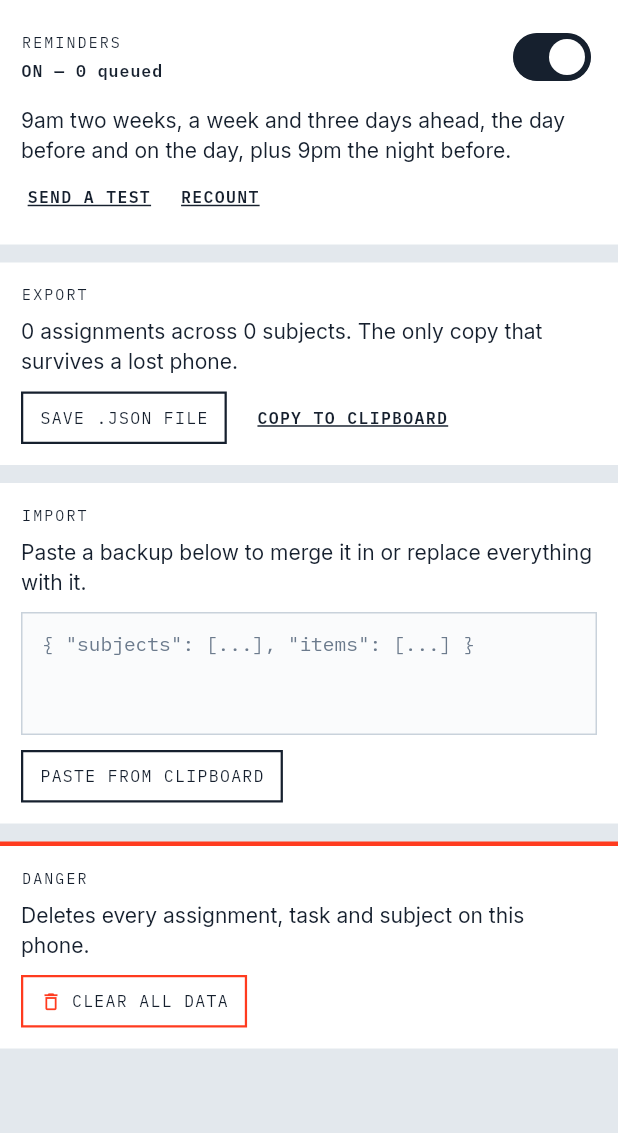
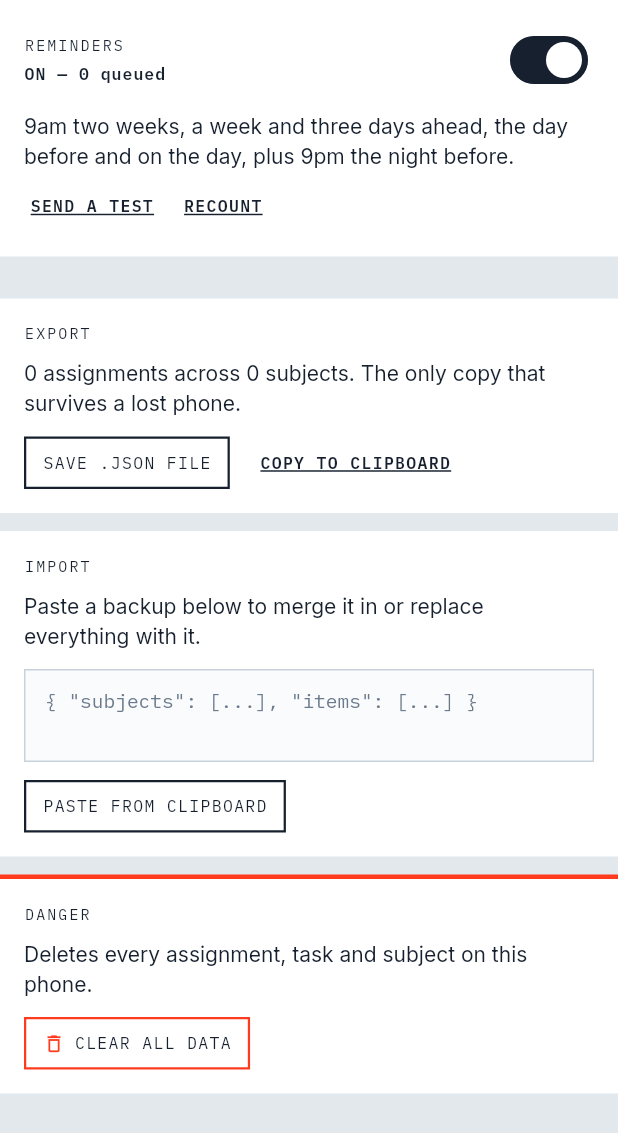
Before and after one commit to aaqilmodak29/Whats-Due-, a Flutter app: the BackupSections widget shown alone on an empty page, opened directly with empty values, on a phone screen of 412 x 824 dp. Shown: the top 1133 px of the screen. Run offline on Flutter 3.47's test engine with Material 3 defaults, Android fonts, the phone set to English and light mode, and no system bars; our stand-ins replace flutter_local_notifications, flutter_timezone, open_filex, package_info_plus, shared_preferences, timezone; missing offline and left inert: file_saver, home_widget; accounts and stored records are empty; network calls fail.

Commit message:
Settings: unmistakable switch states, one card rhythm, groups that scroll to clean breaks

```diff
--- a/app/lib/ui/backup_page.dart
+++ b/app/lib/ui/backup_page.dart
@@ -79,7 +79,7 @@ class _BackupSectionsState extends State<BackupSections> {
   }
 
   Widget _warn(String message) => Padding(
-    padding: const EdgeInsets.only(top: 10),
+    padding: const EdgeInsets.only(top: SettingsSection.blockGap),
     child: Container(
       width: double.infinity,
       padding: const EdgeInsets.all(10),
@@ -156,7 +156,11 @@ class _BackupSectionsState extends State<BackupSections> {
               style: T.body,
             ),
             ?_remindersWarning(),
-            const SizedBox(height: 4),
+            // Less than a block's gap: a link carries 9.5px of tap padding
+            // above its text, where a boxed button's border sits right at its
+            // edge, so this puts the link text about as far from the prose as
+            // a button's box would be.
+            const SizedBox(height: 6),
             // Checks rather than the section's main action, so links.
             Wrap(
               spacing: 12,
@@ -186,7 +190,8 @@ class _BackupSectionsState extends State<BackupSections> {
             ),
           ],
         ),
-        const SizedBox(height: 12),
+        // Reminders is a group of its own; the backup cards are the next.
+        const SizedBox(height: SettingsSection.groupGap),
 
         SettingsSection(
           title: 'Export',
@@ -200,7 +205,7 @@ class _BackupSectionsState extends State<BackupSections> {
               'The only copy that survives a lost phone.',
               style: T.body,
             ),
-            const SizedBox(height: 10),
+            const SizedBox(height: SettingsSection.blockGap),
             Wrap(
               spacing: 16,
               runSpacing: 8,
@@ -239,7 +244,7 @@ class _BackupSectionsState extends State<BackupSections> {
             ),
           ],
         ),
-        const SizedBox(height: 12),
+        const SizedBox(height: SettingsSection.cardGap),
 
         SettingsSection(
           title: 'Import',
@@ -254,11 +259,11 @@ class _BackupSectionsState extends State<BackupSections> {
                   : 'MERGE adds what is new. REPLACE overwrites everything.',
               style: T.body,
             ),
-            const SizedBox(height: 10),
+            const SizedBox(height: SettingsSection.blockGap),
             TextField(
               controller: _paste,
               style: T.monoInput,
-              minLines: 3,
+              minLines: 2,
               maxLines: 10,
               decoration: fieldDecoration(
                 hint: '{ "subjects": [...], "items": [...] }',
@@ -266,7 +271,7 @@ class _BackupSectionsState extends State<BackupSections> {
               ),
               onChanged: (_) => setState(() {}),
             ),
-            const SizedBox(height: 10),
+            const SizedBox(height: SettingsSection.blockGap),
             Wrap(
               spacing: 8,
               runSpacing: 8,
@@ -312,7 +317,7 @@ class _BackupSectionsState extends State<BackupSections> {
             ),
           ],
         ),
-        const SizedBox(height: 12),
+        const SizedBox(height: SettingsSection.cardGap),
 
         SettingsSection(
           accent: C.red,
@@ -322,7 +327,7 @@ class _BackupSectionsState extends State<BackupSections> {
               'Deletes every assignment, task and subject on this phone.',
               style: T.body,
             ),
-            const SizedBox(height: 10),
+            const SizedBox(height: SettingsSection.blockGap),
             GhostButton(
               label: 'Clear all data',
               color: C.red,
@@ -356,6 +361,11 @@ class _BackupSectionsState extends State<BackupSections> {
 ///
 /// A section with a switch puts it beside the title, with the state it is in
 /// ([status]) underneath, so a toggle reads as one settings row.
+///
+/// Every card on the page shares the spacing below, so the page has one
+/// rhythm: the same inset on every side, the same step from a title to what
+/// it heads and from one block to the next, a narrow gap between related
+/// cards and a wider one between groups of them.
 class SettingsSection extends StatelessWidget {
   const SettingsSection({
     super.key,
@@ -366,6 +376,23 @@ class SettingsSection extends StatelessWidget {
     this.trailing,
   });
 
+  /// The inset of every Settings card.
+  static const padding = EdgeInsets.all(16);
+
+  /// From a card's title (and status) to its content.
+  static const titleGap = 10.0;
+
+  /// Between blocks inside a card: prose, a field, a row of actions.
+  static const blockGap = 12.0;
+
+  /// Between cards in one group.
+  static const cardGap = 12.0;
+
+  /// Between groups of cards. Wide enough that a card at the head of a group,
+  /// scrolled to the top of the screen, has only paper above it rather than a
+  /// strip of the card before.
+  static const groupGap = 28.0;
+
   final String title;
   final List<Widget> children;
   final Color? accent;
@@ -375,6 +402,7 @@ class SettingsSection extends StatelessWidget {
   @override
   Widget build(BuildContext context) => Surface(
     topBorder: accent,
+    padding: padding,
     child: Column(
       crossAxisAlignment: CrossAxisAlignment.start,
       children: [
@@ -396,7 +424,7 @@ class SettingsSection extends StatelessWidget {
           ],
         ),
         if (children.isNotEmpty) ...[
-          const SizedBox(height: 8),
+          const SizedBox(height: titleGap),
           ...children,
         ],
       ],
```
Also changed, not shown: app/lib/theme.dart (+12 -11 lines), app/lib/ui/atoms.dart (+7 -1 lines), app/lib/ui/settings_page.dart (+15 -8 lines), app/lib/ui/update_section.dart (+7 -5 lines).
